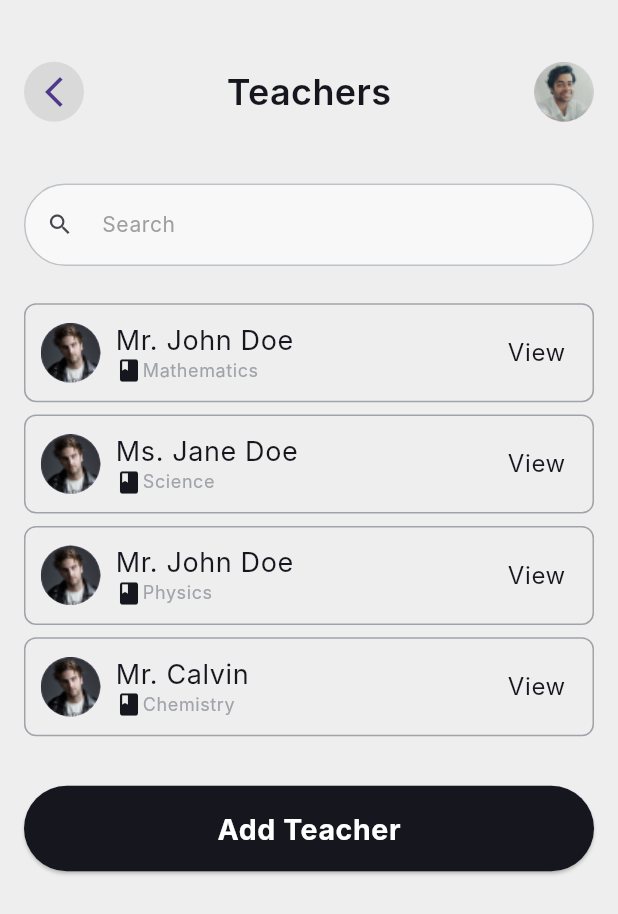
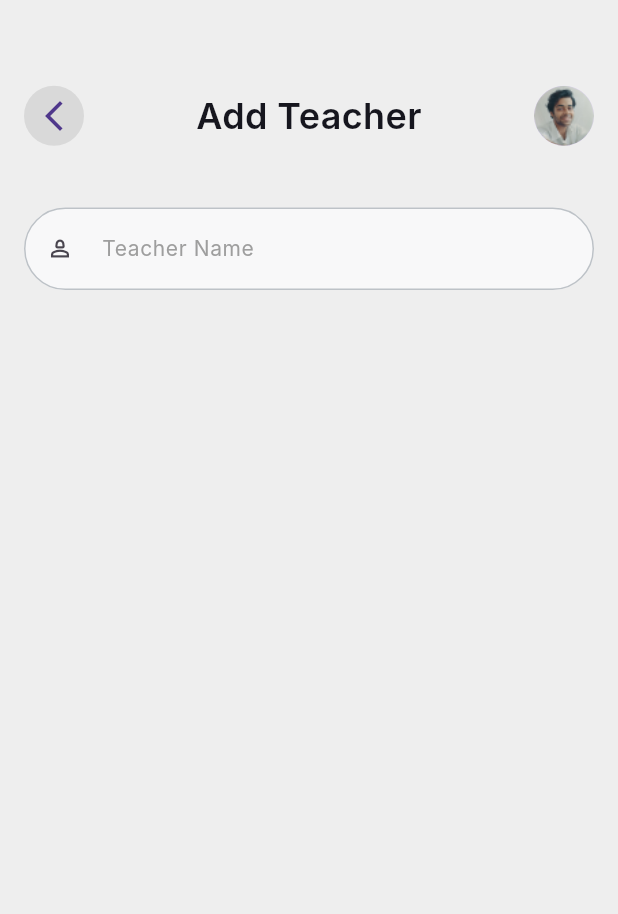
Before and after one commit to altezzai/acadobs, a Flutter app: the TeachersListScreen screen opened directly, after a tap on "Add Teacher", on a phone screen of 412 x 824 dp. Shown: the top 914 px of the screen. Run offline on Flutter 3.47's test engine with Material 3 defaults, Android fonts, the phone set to English and light mode, and no system bars; our stand-ins replace flutter_rating_bar; Roboto replaces fonts that are missing (Inter).

Commit message:
add teacher

```diff
--- /dev/null
+++ b/lib/admin/teacher/screens/add_teacher.dart
@@ -0,0 +1,29 @@
+import 'package:flutter/material.dart';
+import 'package:school_app/admin/widgets/custom_textfield.dart';
+import 'package:school_app/global%20widgets/custom_appbar.dart';
+import 'package:school_app/utils/responsive.dart';
+
+class AddTeacher extends StatelessWidget {
+  const AddTeacher({super.key});
+
+  @override
+  Widget build(BuildContext context) {
+    return Scaffold(
+      body: Padding(
+        padding: const EdgeInsets.all(16),
+        child: Column(
+          children: [
+            CustomAppbar(title: "Add Teacher"),
+            CustomTextfield(
+              hintText: "Teacher Name",
+              iconData: const Icon(Icons.person_2_outlined),
+            ),
+            SizedBox(
+              height: Responsive.height * 2,
+            )
+          ],
+        ),
+      ),
+    );
+  }
+}
--- a/lib/admin/teacher/screens/teachers_list.dart
+++ b/lib/admin/teacher/screens/teachers_list.dart
@@ -1,4 +1,5 @@
 import 'package:flutter/material.dart';
+import 'package:school_app/admin/teacher/screens/add_teacher.dart';
 import 'package:school_app/admin/widgets/custom_button.dart';
 import 'package:school_app/admin/widgets/custom_textfield.dart';
 import 'package:school_app/global%20widgets/custom_appbar.dart';
@@ -55,7 +56,17 @@ class TeachersListScreen extends StatelessWidget {
               SizedBox(
                 height: Responsive.height * 3,
               ),
-              CustomButton(text: "Add Teacher", onPressed: () {})
+              CustomButton(
+                text: "Add Teacher",
+                onPressed: () {
+                  Navigator.push(
+                    context,
+                    MaterialPageRoute(
+                      builder: (ctx) => const AddTeacher(),
+                    ),
+                  );
+                },
+              ),
             ],
           ),
         ),
```
